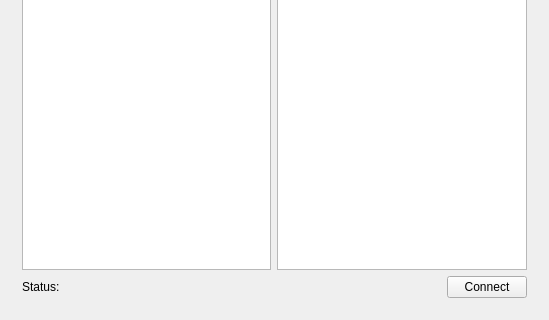
This is mainwindow.ui in MvBonin/QTNordVpnGUI as Qt 5 draws it before an edit; both pictures show x 0 to 549 and y 168 to 488 of the 549 by 488 pixel window. The edited form follows.
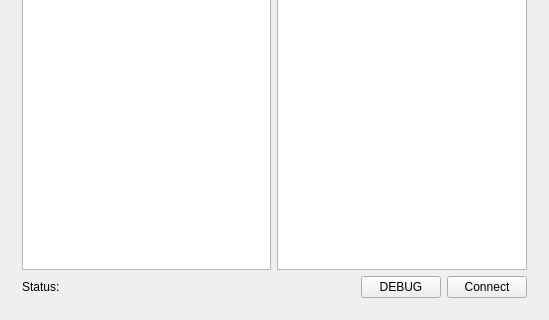
This is the edited form.

The edit to the form file:
```diff
--- a/mainwindow.ui
+++ b/mainwindow.ui
@@ -22,7 +22,7 @@
   <widget class="QWidget" name="centralWidget">
    <layout class="QGridLayout" name="gridLayout">
     <item row="0" column="0">
-     <widget class="QWidget" name="" native="true">
+     <widget class="QWidget" name="widget" native="true">
       <layout class="QVBoxLayout" name="verticalLayout">
        <property name="sizeConstraint">
         <enum>QLayout::SetMaximumSize</enum>
@@ -95,7 +95,17 @@
           </spacer>
          </item>
          <item>
-          <widget class="QPushButton" name="pushButton">
+          <widget class="QPushButton" name="debugButton">
+           <property name="enabled">
+            <bool>true</bool>
+           </property>
+           <property name="text">
+            <string>DEBUG</string>
+           </property>
+          </widget>
+         </item>
+         <item>
+          <widget class="QPushButton" name="connectButton">
            <property name="text">
             <string>Connect</string>
            </property>
```
Left out of the diff: 21 changed lines with no effect on the pictures.
